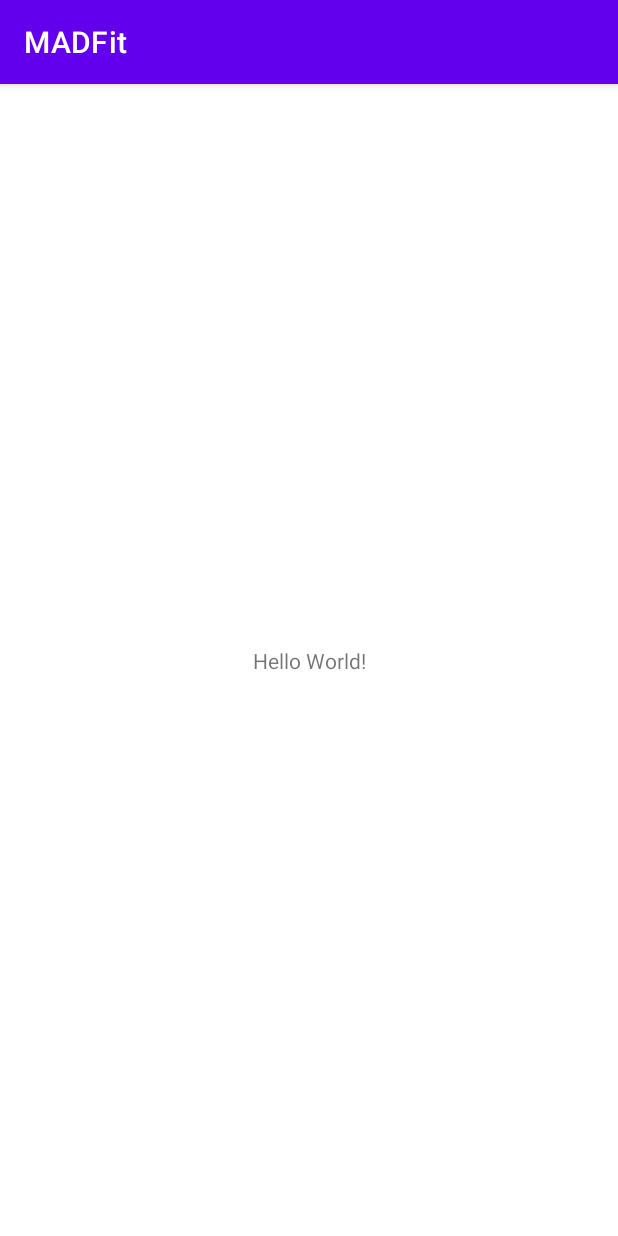
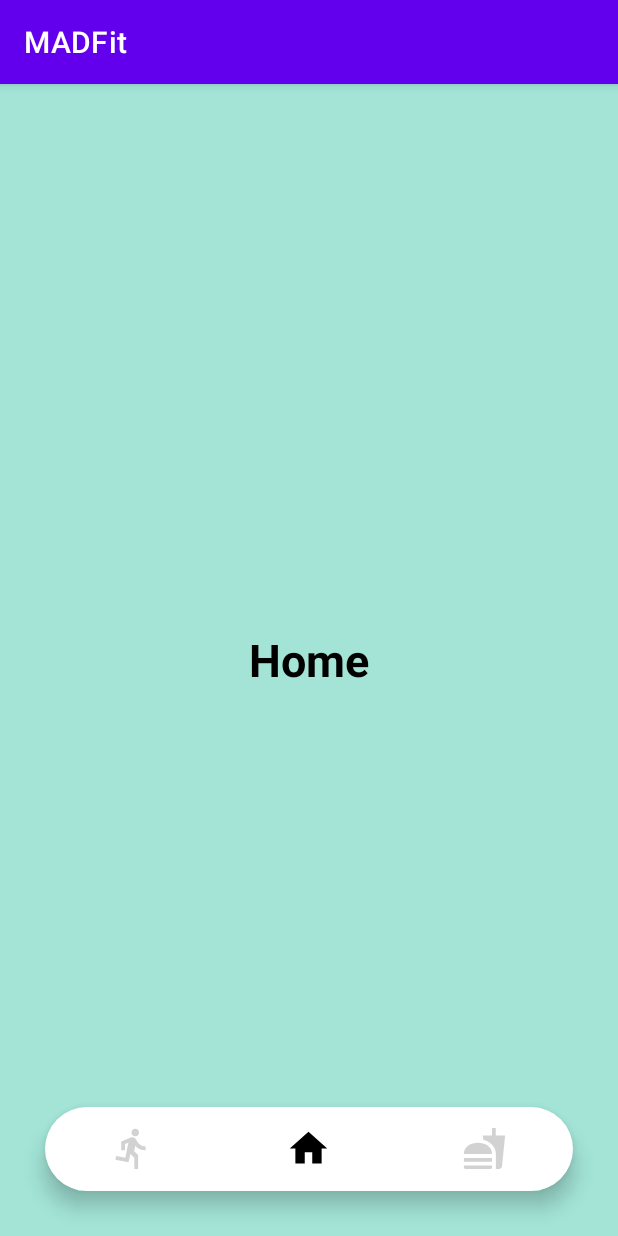
Before and after one commit to Balqiskinanti/MADFit, an Android app: the screen it shows after launch (MainActivity), on a phone screen of 412 x 824 dp. Run offline under Robolectric (Android 15) with nearby library versions, the phone set to English and light mode, and no system bars.

Commit message:
Add bottom navigation bar

```diff
--- a/app/build.gradle
+++ b/app/build.gradle
@@ -33,6 +33,7 @@ dependencies {
     implementation 'androidx.appcompat:appcompat:1.3.0'
     implementation 'com.google.android.material:material:1.3.0'
     implementation 'androidx.constraintlayout:constraintlayout:2.0.4'
+    implementation 'androidx.legacy:legacy-support-v4:1.0.0'
     testImplementation 'junit:junit:4.+'
     androidTestImplementation 'androidx.test.ext:junit:1.1.2'
     androidTestImplementation 'androidx.test.espresso:espresso-core:3.3.0'
--- /dev/null
+++ b/app/src/main/java/sg/edu/np/mad/madfit/HomeFragment.java
@@ -0,0 +1,64 @@
+package sg.edu.np.mad.madfit;
+
+import android.os.Bundle;
+
+import androidx.fragment.app.Fragment;
+
+import android.view.LayoutInflater;
+import android.view.View;
+import android.view.ViewGroup;
+
+/**
+ * A simple {@link Fragment} subclass.
+ * Use the {@link HomeFragment#newInstance} factory method to
+ * create an instance of this fragment.
+ */
+public class HomeFragment extends Fragment {
+
+    // TODO: Rename parameter arguments, choose names that match
+    // the fragment initialization parameters, e.g. ARG_ITEM_NUMBER
+    private static final String ARG_PARAM1 = "param1";
+    private static final String ARG_PARAM2 = "param2";
+
+    // TODO: Rename and change types of parameters
+    private String mParam1;
+    private String mParam2;
+
+    public HomeFragment() {
+        // Required empty public constructor
+    }
+
+    /**
+     * Use this factory method to create a new instance of
+     * this fragment using the provided parameters.
+     *
+     * @param param1 Parameter 1.
+     * @param param2 Parameter 2.
+     * @return A new instance of fragment HomeFragment.
+     */
+    // TODO: Rename and change types and number of parameters
+    public static HomeFragment newInstance(String param1, String param2) {
+        HomeFragment fragment = new HomeFragment();
+        Bundle args = new Bundle();
+        args.putString(ARG_PARAM1, param1);
+        args.putString(ARG_PARAM2, param2);
+        fragment.setArguments(args);
+        return fragment;
+    }
+
+    @Override
+    public void onCreate(Bundle savedInstanceState) {
+        super.onCreate(savedInstanceState);
+        if (getArguments() != null) {
+            mParam1 = getArguments().getString(ARG_PARAM1);
+            mParam2 = getArguments().getString(ARG_PARAM2);
+        }
+    }
+
+    @Override
+    public View onCreateView(LayoutInflater inflater, ViewGroup container,
+                             Bundle savedInstanceState) {
+        // Inflate the layout for this fragment
+        return inflater.inflate(R.layout.fragment_home, container, false);
+    }
+}
--- a/app/src/main/java/sg/edu/np/mad/madfit/MainActivity.java
+++ b/app/src/main/java/sg/edu/np/mad/madfit/MainActivity.java
@@ -1,14 +1,54 @@
 package sg.edu.np.mad.madfit;
 
+import androidx.annotation.NonNull;
 import androidx.appcompat.app.AppCompatActivity;
+import androidx.fragment.app.Fragment;
 
 import android.os.Bundle;
+import android.view.MenuItem;
+import android.view.WindowManager;
+
+import com.google.android.material.bottomnavigation.BottomNavigationView;
 
 public class MainActivity extends AppCompatActivity {
+
+    BottomNavigationView navigationView;
 
     @Override
     protected void onCreate(Bundle savedInstanceState) {
         super.onCreate(savedInstanceState);
         setContentView(R.layout.activity_main);
+
+        //this line hide status bar
+        getWindow().addFlags(WindowManager.LayoutParams.FLAG_FULLSCREEN);
+
+        navigationView = findViewById(R.id.bottom_navigation);
+        getSupportFragmentManager().beginTransaction().replace(R.id.body_container, new HomeFragment()).commit();
+        navigationView.setSelectedItemId(R.id.nav_home);
+
+        navigationView.setOnNavigationItemSelectedListener(new BottomNavigationView.OnNavigationItemSelectedListener() {
+            @Override
+            public boolean onNavigationItemSelected(@NonNull MenuItem item) {
+                Fragment fragment = null;
+                switch (item.getItemId()){
+
+                    case R.id.nav_home:
+                        fragment = new HomeFragment();
+                        break;
+
+                    case R.id.nav_workout:
+                        fragment = new WorkoutFragment();
+                        break;
+
+                    case R.id.nav_food:
+                        fragment = new FoodFragment();
+                        break;
+
+                }
+                getSupportFragmentManager().beginTransaction().replace(R.id.body_container, fragment).commit();
+
+                return true;
+            }
+        });
     }
 }
--- /dev/null
+++ b/app/src/main/res/drawable/ic_food.xml
@@ -0,0 +1,5 @@
+<vector android:height="24dp" android:tint="#D2D2D2"
+    android:viewportHeight="24" android:viewportWidth="24"
+    android:width="24dp" xmlns:android="http://schemas.android.com/apk/res/android">
+    <path android:fillColor="@android:color/white" android:pathData="M18.06,22.99h1.66c0.84,0 1.53,-0.64 1.63,-1.46L23,5.05h-5L18,1h-1.97v4.05h-4.97l0.3,2.34c1.71,0.47 3.31,1.32 4.27,2.26 1.44,1.42 2.43,2.89 2.43,5.29v8.05zM1,21.99L1,21h15.03v0.99c0,0.55 -0.45,1 -1.01,1L2.01,22.99c-0.56,0 -1.01,-0.45 -1.01,-1zM16.03,14.99c0,-8 -15.03,-8 -15.03,0h15.03zM1.02,17h15v2h-15z"/>
+</vector>
--- /dev/null
+++ b/app/src/main/res/drawable/ic_home.xml
@@ -0,0 +1,5 @@
+<vector android:height="24dp" android:tint="#D2D2D2"
+    android:viewportHeight="24" android:viewportWidth="24"
+    android:width="24dp" xmlns:android="http://schemas.android.com/apk/res/android">
+    <path android:fillColor="@android:color/white" android:pathData="M10,20v-6h4v6h5v-8h3L12,3 2,12h3v8z"/>
+</vector>
--- /dev/null
+++ b/app/src/main/res/drawable/ic_workout.xml
@@ -0,0 +1,5 @@
+<vector android:height="24dp" android:tint="#D2D2D2"
+    android:viewportHeight="24" android:viewportWidth="24"
+    android:width="24dp" xmlns:android="http://schemas.android.com/apk/res/android">
+    <path android:fillColor="@android:color/white" android:pathData="M13.49,5.48c1.1,0 2,-0.9 2,-2s-0.9,-2 -2,-2 -2,0.9 -2,2 0.9,2 2,2zM9.89,19.38l1,-4.4 2.1,2v6h2v-7.5l-2.1,-2 0.6,-3c1.3,1.5 3.3,2.5 5.5,2.5v-2c-1.9,0 -3.5,-1 -4.3,-2.4l-1,-1.6c-0.4,-0.6 -1,-1 -1.7,-1 -0.3,0 -0.5,0.1 -0.8,0.1l-5.2,2.2v4.7h2v-3.4l1.8,-0.7 -1.6,8.1 -4.9,-1 -0.4,2 7,1.4z"/>
+</vector>
--- /dev/null
+++ b/app/src/main/res/drawable/item_selector.xml
@@ -0,0 +1,9 @@
+<?xml version="1.0" encoding="utf-8"?>
+<selector xmlns:android="http://schemas.android.com/apk/res/android">
+
+
+    <item android:state_pressed="true" android:color="@color/black"/>
+    <item android:state_checked="true" android:color="@color/black"/>
+    <item android:color="@color/light_white"/>
+
+</selector>
--- /dev/null
+++ b/app/src/main/res/drawable/round_corner.xml
@@ -0,0 +1,8 @@
+<?xml version="1.0" encoding="utf-8"?>
+<shape xmlns:android="http://schemas.android.com/apk/res/android"
+    android:shape="rectangle">
+
+    <solid android:color="@color/white" />
+    <corners android:radius="100dp" />
+
+</shape>
--- a/app/src/main/res/layout/activity_main.xml
+++ b/app/src/main/res/layout/activity_main.xml
@@ -1,18 +1,26 @@
 <?xml version="1.0" encoding="utf-8"?>
-<androidx.constraintlayout.widget.ConstraintLayout xmlns:android="http://schemas.android.com/apk/res/android"
+<RelativeLayout xmlns:android="http://schemas.android.com/apk/res/android"
     xmlns:app="http://schemas.android.com/apk/res-auto"
     xmlns:tools="http://schemas.android.com/tools"
     android:layout_width="match_parent"
     android:layout_height="match_parent"
+    android:id="@+id/body_container"
+    android:background="@color/light_white"
     tools:context=".MainActivity">
 
-    <TextView
-        android:layout_width="wrap_content"
+
+    <com.google.android.material.bottomnavigation.BottomNavigationView
+        android:layout_width="match_parent"
         android:layout_height="wrap_content"
-        android:text="Hello World!"
-        app:layout_constraintBottom_toBottomOf="parent"
-        app:layout_constraintLeft_toLeftOf="parent"
-        app:layout_constraintRight_toRightOf="parent"
-        app:layout_constraintTop_toTopOf="parent" />
+        android:layout_alignParentBottom="true"
+        android:layout_margin="30dp"
+        android:elevation="2dp"
+        app:menu="@menu/menu"
+        android:background="@drawable/round_corner"
+        app:itemRippleColor="@android:color/transparent"
+        app:itemIconSize="30dp"
+        app:labelVisibilityMode="unlabeled"
+        app:itemIconTint="@drawable/item_selector"
+        android:id="@+id/bottom_navigation"/>
 
-</androidx.constraintlayout.widget.ConstraintLayout>
+</RelativeLayout>
--- /dev/null
+++ b/app/src/main/res/layout/fragment_home.xml
@@ -0,0 +1,19 @@
+<?xml version="1.0" encoding="utf-8"?>
+<FrameLayout xmlns:android="http://schemas.android.com/apk/res/android"
+    xmlns:tools="http://schemas.android.com/tools"
+    android:layout_width="match_parent"
+    android:layout_height="match_parent"
+    android:background="@color/card_1"
+    tools:context=".HomeFragment">
+
+    <!-- TODO: Update blank fragment layout -->
+    <TextView
+        android:layout_width="wrap_content"
+        android:layout_height="wrap_content"
+        android:layout_gravity="center"
+        android:text="@string/home_text"
+        android:textSize="30sp"
+        android:textColor="@color/black"
+        android:textStyle="bold"/>
+
+</FrameLayout>
--- /dev/null
+++ b/app/src/main/res/menu/menu.xml
@@ -0,0 +1,20 @@
+<?xml version="1.0" encoding="utf-8"?>
+<menu xmlns:android="http://schemas.android.com/apk/res/android">
+
+    <item
+        android:id="@+id/nav_workout"
+        android:icon="@drawable/ic_workout"
+        android:title="Workout" />
+
+    <item
+        android:id="@+id/nav_home"
+        android:icon="@drawable/ic_home"
+        android:title="Home" />
+
+    <item
+        android:id="@+id/nav_food"
+        android:icon="@drawable/ic_food"
+        android:title="Food" />
+
+
+</menu>
--- a/app/src/main/res/values/colors.xml
+++ b/app/src/main/res/values/colors.xml
@@ -7,4 +7,11 @@
     <color name="teal_700">#FF018786</color>
     <color name="black">#FF000000</color>
     <color name="white">#FFFFFFFF</color>
+
+    <!-- Custom Color -->
+    <color name="light_white">#D2D2D2</color>
+    <color name="card_1">#A3E4D7</color>
+    <color name="card_2">#F9E79F</color>
+    <color name="card_3">#D7BDE2</color>
+    <color name="card_4">#D2C3D8</color>
 </resources>
--- a/app/src/main/res/values/strings.xml
+++ b/app/src/main/res/values/strings.xml
@@ -1,3 +1,9 @@
 <resources>
     <string name="app_name">MADFit</string>
+
+    <string name="workout_text">Workout</string>
+    <string name="home_text">Home</string>
+    <string name="food_text">Food</string>
+    <!-- TODO: Remove or change this placeholder text -->
+    <string name="hello_blank_fragment">Hello blank fragment</string>
 </resources>
```
Also changed, not shown: app/src/main/java/sg/edu/np/mad/madfit/FoodFragment.java (added, +64 -0 lines), app/src/main/java/sg/edu/np/mad/madfit/WorkoutFragment.java (added, +64 -0 lines), app/src/main/res/layout/activity_main2.xml (added, +9 -0 lines), app/src/main/res/layout/fragment_food.xml (added, +19 -0 lines), app/src/main/res/layout/fragment_workout.xml (added, +19 -0 lines).
